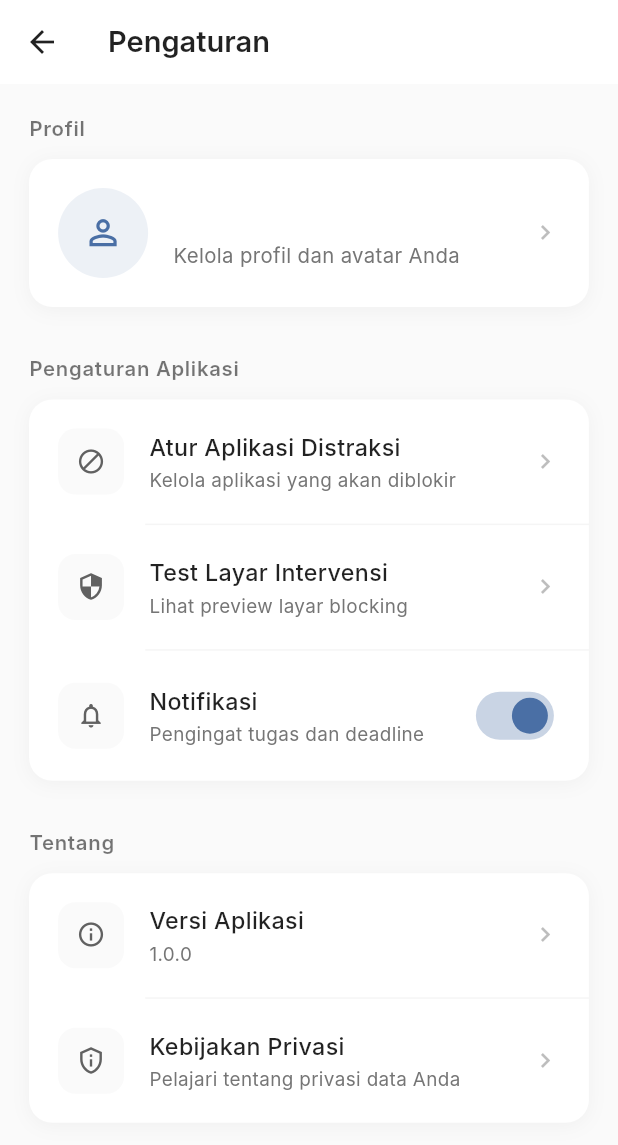
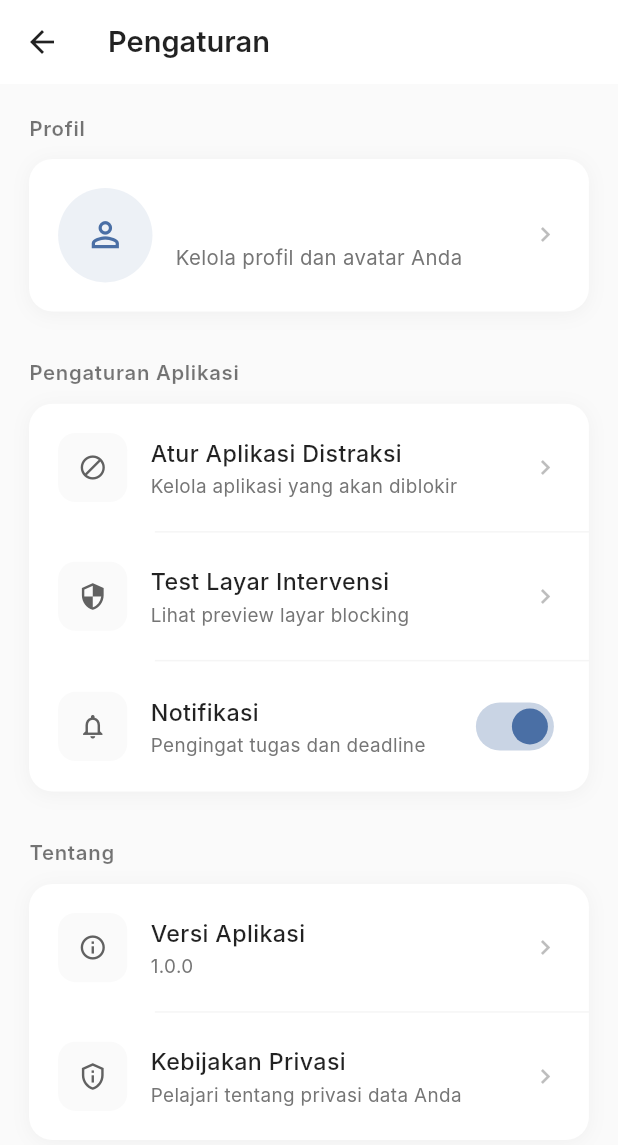
Before and after one commit to MikeNoppo/todolist, a Flutter app: the SettingsScreen screen opened directly, on a phone screen of 412 x 824 dp. Shown: the top 1145 px of the screen. Run offline on Flutter 3.47's test engine with Material 3 defaults, Android fonts, the phone set to English and light mode, and no system bars; our stand-ins replace flutter_screenutil, shared_preferences; accounts and stored records are empty; Roboto replaces fonts that are missing (Inter).

Commit message:
refactor(settings): apply AppSizeTokens across SettingsScreen and items

```diff
--- a/lib/screens/settings/settings_screen.dart
+++ b/lib/screens/settings/settings_screen.dart
@@ -2,6 +2,8 @@ import 'package:flutter/material.dart';
 import 'package:flutter_screenutil/flutter_screenutil.dart';
 import 'package:flutter/services.dart';
 import 'package:shared_preferences/shared_preferences.dart';
+
+import '../../core/ui/app_size_tokens.dart';
 import '../../repositories/todo_repository.dart';
 import '../../services/app_logger.dart';
 import 'app_blocker_settings_screen.dart';
@@ -114,7 +116,7 @@ class _SettingsScreenState extends State<SettingsScreen> {
         title: Text(
           'Pengaturan',
           style: TextStyle(
-            fontSize: 20.sp,
+            fontSize: AppSizeTokens.text20,
             fontWeight: FontWeight.w600,
             color: Colors.black87,
           ),
@@ -126,18 +128,16 @@ class _SettingsScreenState extends State<SettingsScreen> {
               child: CircularProgressIndicator(color: Color(0xFF4A6FA5)),
             )
           : ListView(
-              padding: EdgeInsets.all(20.r),
+              padding: EdgeInsets.all(AppSizeTokens.cardPadding),
               children: [
-                // Profile Section
                 _buildSectionHeader('Profil'),
-                SizedBox(height: 12.h),
+                SizedBox(height: AppSizeTokens.space12),
                 _buildProfileCard(),
 
-                SizedBox(height: 32.h),
+                SizedBox(height: AppSizeTokens.space32),
 
-                // App Settings Section
                 _buildSectionHeader('Pengaturan Aplikasi'),
-                SizedBox(height: 12.h),
+                SizedBox(height: AppSizeTokens.space12),
                 _buildSettingsCard([
                   _buildSettingItem(
                     icon: Icons.block_outlined,
@@ -183,11 +183,10 @@ class _SettingsScreenState extends State<SettingsScreen> {
                   ),
                 ]),
 
-                SizedBox(height: 32.h),
+                SizedBox(height: AppSizeTokens.space32),
 
-                // About Section
                 _buildSectionHeader('Tentang'),
-                SizedBox(height: 12.h),
+                SizedBox(height: AppSizeTokens.space12),
                 _buildSettingsCard([
                   _buildSettingItem(
                     icon: Icons.info_outline,
@@ -213,7 +212,7 @@ class _SettingsScreenState extends State<SettingsScreen> {
     return Text(
       title,
       style: TextStyle(
-        fontSize: 14.sp,
+        fontSize: AppSizeTokens.text14,
         fontWeight: FontWeight.w600,
         color: Colors.black54,
         letterSpacing: 0.5.sp,
@@ -225,7 +224,7 @@ class _SettingsScreenState extends State<SettingsScreen> {
     return Container(
       decoration: BoxDecoration(
         color: Colors.white,
-        borderRadius: BorderRadius.circular(16.r),
+        borderRadius: BorderRadius.circular(AppSizeTokens.radius16),
         boxShadow: [
           BoxShadow(
             color: Colors.black.withValues(alpha: 0.04),
@@ -247,14 +246,14 @@ class _SettingsScreenState extends State<SettingsScreen> {
               _loadSettings(); // Reload settings to get updated name
             }
           },
-          borderRadius: BorderRadius.circular(16.r),
+          borderRadius: BorderRadius.circular(AppSizeTokens.radius16),
           child: Padding(
-            padding: EdgeInsets.all(20.r),
+            padding: EdgeInsets.all(AppSizeTokens.cardPadding),
             child: Row(
               children: [
                 Container(
-                  width: 60,
-                  height: 60,
+                  width: 60.w,
+                  height: 60.w,
                   decoration: BoxDecoration(
                     color: const Color(0xFF4A6FA5).withValues(alpha: 0.1),
                     shape: BoxShape.circle,
@@ -262,34 +261,42 @@ class _SettingsScreenState extends State<SettingsScreen> {
                   child: Icon(
                     Icons.person_outline,
                     color: Color(0xFF4A6FA5),
-                    size: 28.sp,
+                    size: AppSizeTokens.icon28,
                   ),
                 ),
-                SizedBox(width: 16.w),
+                SizedBox(width: AppSizeTokens.space16),
                 Expanded(
                   child: Column(
                     crossAxisAlignment: CrossAxisAlignment.start,
                     children: [
                       Text(
                         _userName,
+                        maxLines: 1,
+                        overflow: TextOverflow.ellipsis,
                         style: TextStyle(
-                          fontSize: 18.sp,
+                          fontSize: AppSizeTokens.text18,
                           fontWeight: FontWeight.w600,
                           color: Colors.black87,
                         ),
                       ),
-                      SizedBox(height: 4.h),
+                      SizedBox(height: AppSizeTokens.space4),
                       Text(
                         'Kelola profil dan avatar Anda',
+                        maxLines: 1,
+                        overflow: TextOverflow.ellipsis,
                         style: TextStyle(
-                          fontSize: 14.sp,
+                          fontSize: AppSizeTokens.text14,
                           color: Colors.grey[600],
                         ),
                       ),
                     ],
                   ),
                 ),
-                Icon(Icons.chevron_right, color: Colors.grey[400], size: 20.sp),
+                Icon(
+                  Icons.chevron_right,
+                  color: Colors.grey[400],
+                  size: AppSizeTokens.icon20,
+                ),
               ],
             ),
           ),
@@ -302,7 +309,7 @@ class _SettingsScreenState extends State<SettingsScreen> {
     return Container(
       decoration: BoxDecoration(
         color: Colors.white,
-        borderRadius: BorderRadius.circular(16.r),
+        borderRadius: BorderRadius.circular(AppSizeTokens.radius16),
         boxShadow: [
           BoxShadow(
             color: Colors.black.withValues(alpha: 0.04),
@@ -326,38 +333,46 @@ class _SettingsScreenState extends State<SettingsScreen> {
       color: Colors.transparent,
       child: InkWell(
         onTap: onTap,
-        borderRadius: BorderRadius.circular(16.r),
+        borderRadius: BorderRadius.circular(AppSizeTokens.radius16),
         child: Padding(
-          padding: EdgeInsets.all(20.r),
+          padding: EdgeInsets.all(AppSizeTokens.cardPadding),
           child: Row(
             children: [
               Container(
-                width: 44,
-                height: 44,
+                width: 44.w,
+                height: 44.w,
                 decoration: BoxDecoration(
                   color: Colors.grey[50],
-                  borderRadius: BorderRadius.circular(12.r),
+                  borderRadius: BorderRadius.circular(AppSizeTokens.radius12),
                 ),
-                child: Icon(icon, color: Colors.grey[700], size: 20.sp),
+                child: Icon(
+                  icon,
+                  color: Colors.grey[700],
+                  size: AppSizeTokens.icon20,
+                ),
               ),
-              SizedBox(width: 16.w),
+              SizedBox(width: AppSizeTokens.space16),
               Expanded(
                 child: Column(
                   crossAxisAlignment: CrossAxisAlignment.start,
                   children: [
                     Text(
                       title,
+                      maxLines: 1,
+                      overflow: TextOverflow.ellipsis,
                       style: TextStyle(
-                        fontSize: 16.sp,
+                        fontSize: AppSizeTokens.text16,
                         fontWeight: FontWeight.w500,
                         color: Colors.black87,
                       ),
                     ),
-                    SizedBox(height: 2.h),
+                    SizedBox(height: AppSizeTokens.space2),
                     Text(
                       subtitle,
+                      maxLines: 2,
+                      overflow: TextOverflow.ellipsis,
                       style: TextStyle(
-                        fontSize: 13.sp,
+                        fontSize: AppSizeTokens.text13,
                         color: Colors.grey[600],
                       ),
                     ),
@@ -368,7 +383,7 @@ class _SettingsScreenState extends State<SettingsScreen> {
                   Icon(
                     Icons.chevron_right,
                     color: Colors.grey[400],
-                    size: 20.sp,
+                    size: AppSizeTokens.icon20,
                   ),
             ],
           ),
@@ -379,7 +394,7 @@ class _SettingsScreenState extends State<SettingsScreen> {
 
   Widget _buildDivider() {
     return Padding(
-      padding: EdgeInsets.only(left: 80.r),
+      padding: EdgeInsets.only(left: 80.w),
       child: Divider(height: 1, thickness: 1, color: Colors.grey[100]),
     );
   }
```
